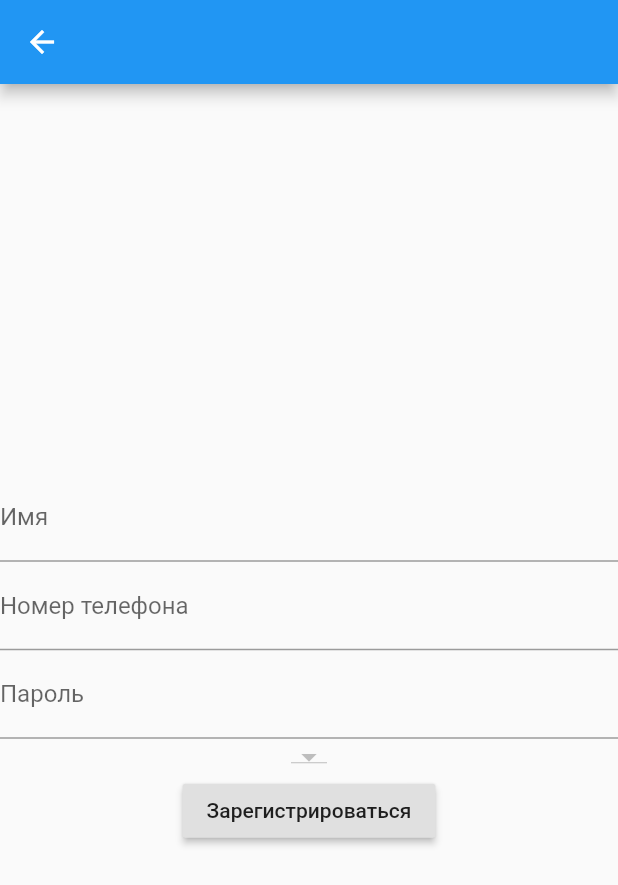
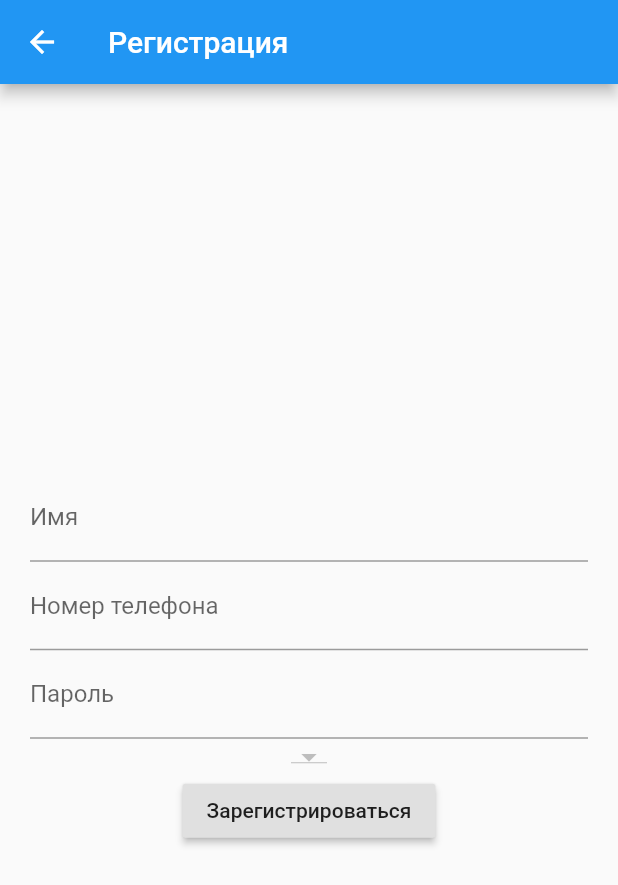
Before and after one commit to demkogit/bb, a Flutter app: the screen it shows after launch, after a tap on "Войти", after a tap on "Регистрация", on a phone screen of 412 x 824 dp. Shown: the top 885 px of the screen. Run offline on Flutter 3.47's test engine with Material 2 defaults, Android fonts, the phone set to English and light mode, and no system bars; our stand-ins replace cached_network_image, device_info, flutter_spinkit, rxdart, shared_preferences, sqflite; accounts and stored records are empty; network calls fail.

Commit message:
some fixes

```diff
--- a/lib/pages/LoginPage.dart
+++ b/lib/pages/LoginPage.dart
@@ -28,10 +28,16 @@ class _LoginPageState extends State<LoginPage> {
   @override
   Widget build(BuildContext context) {
     return Scaffold(
+      appBar: AppBar(
+        title: Text('Вход'),
+      ),
       key: _scaffoldKey,
       body: Center(
         child: Form(
           key: _formKey,
+          child: Padding(
+            padding: const EdgeInsets.all(25.0),
+            child: SingleChildScrollView(
               child: Column(
                   crossAxisAlignment: CrossAxisAlignment.center,
                   mainAxisSize: MainAxisSize.min,
@@ -108,6 +114,8 @@ class _LoginPageState extends State<LoginPage> {
                   ]),
             ),
           ),
+        ),
+      ),
     );
   }
 }
--- a/lib/pages/RegistrationPage.dart
+++ b/lib/pages/RegistrationPage.dart
@@ -47,16 +47,20 @@ class _RegistrationPageState extends State<RegistrationPage> {
     return Scaffold(
       key: _scaffoldKey,
       appBar: AppBar(
-        title: Text(""),
+        title: Text('Регистрация'),
       ),
       body: Center(
         child: Form(
           key: _formKey,
+          child: Padding(
+            padding: const EdgeInsets.all(20.0),
+            child: SingleChildScrollView(
               child: Column(
                   crossAxisAlignment: CrossAxisAlignment.center,
                   mainAxisSize: MainAxisSize.min,
                   children: <Widget>[
-                TextFormField(
+                    Center(
+                      child: TextFormField(
                         decoration: InputDecoration(labelText: 'Имя'),
                         validator: (value) {
                           if (value.isEmpty) {
@@ -69,6 +73,7 @@ class _RegistrationPageState extends State<RegistrationPage> {
                             _name = value;
                           });
                         },
+                      ),
                     ),
                     TextFormField(
                       decoration: InputDecoration(labelText: 'Номер телефона'),
@@ -128,8 +133,8 @@ class _RegistrationPageState extends State<RegistrationPage> {
                             //проверка ответа
                             if (json.decode(value)['error']) {
                               _scaffoldKey.currentState.showSnackBar(SnackBar(
-                            content:
-                                Text(json.decode(value)['errorDescription']),
+                                content: Text(
+                                    json.decode(value)['errorDescription']),
                                 backgroundColor: Colors.red,
                               ));
                             } else {
@@ -145,6 +150,8 @@ class _RegistrationPageState extends State<RegistrationPage> {
                   ]),
             ),
           ),
+        ),
+      ),
     );
   }
 }
```
Lines whose indentation alone changed are shown as unchanged.
